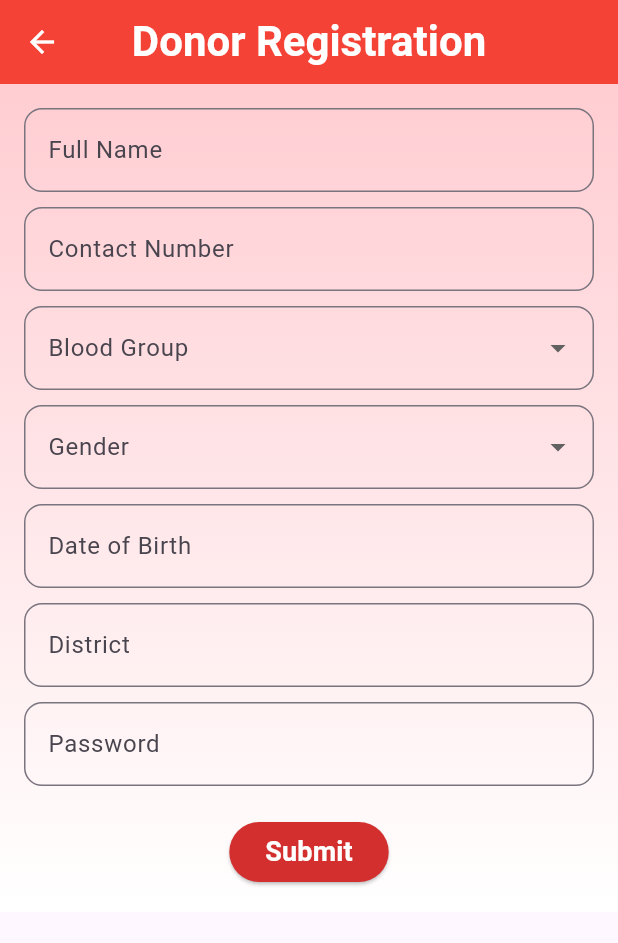
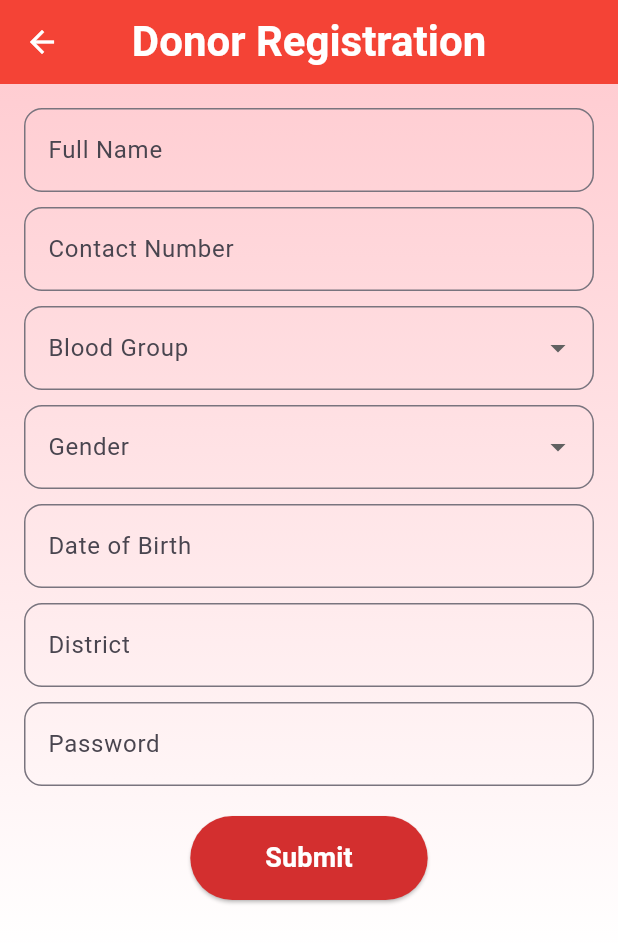
Before and after one commit to hmArobi/Blood-Donation-Management, a Flutter app: the SignUpScreen screen opened directly, on a phone screen of 412 x 824 dp. Shown: the top 943 px of the screen. Run offline on Flutter 3.47's test engine with Material 3 defaults, Android fonts, the phone set to English and light mode, and no system bars; our stand-ins replace cloud_firestore, firebase_auth, firebase_core; accounts and stored records are empty.

Commit message:
Error: Overlap on Reg Screen

```diff
--- a/lib/SignUpScreen.dart
+++ b/lib/SignUpScreen.dart
@@ -1,4 +1,4 @@
-import 'package:fb_3/BackgroundGradient.dart';
+import 'package:blood_bank/BackgroundGradient.dart';
 import 'package:flutter/material.dart';
 import 'package:firebase_auth/firebase_auth.dart';
 import 'package:cloud_firestore/cloud_firestore.dart';
@@ -82,14 +82,16 @@ class _SignUpScreenState extends State<SignUpScreen> {
         centerTitle: true,
       ),
       body: BackgroundGradient(
+        child: SafeArea(
+          child: SingleChildScrollView(
+            padding: EdgeInsets.only(bottom: MediaQuery.of(context).viewInsets.bottom + 20), // Add padding for keyboard
             child: Padding(
               padding: const EdgeInsets.all(16.0),
               child: Form(
                 key: _formKey,
-            child: SingleChildScrollView(
                 child: Column(
+                  crossAxisAlignment: CrossAxisAlignment.start,
                   children: [
-
                     // Name Field
                     TextFormField(
                       controller: nameController,
@@ -98,12 +100,12 @@ class _SignUpScreenState extends State<SignUpScreen> {
                           borderRadius: BorderRadius.circular(12),
                         ),
                       ),
+                      style: TextStyle(color: Colors.black),
                       validator: (value) => value!.isEmpty ? 'Enter your name' : null,
                     ),
                     SizedBox(height: 10),
 
-
-                  //Contact Number Field
+                    // Contact Number Field
                     TextFormField(
                       controller: contactController,
                       decoration: InputDecoration(labelText: 'Contact Number',
@@ -111,42 +113,48 @@ class _SignUpScreenState extends State<SignUpScreen> {
                           borderRadius: BorderRadius.circular(12),
                         ),
                       ),
+                      style: TextStyle(color: Colors.black),
                       validator: (value) => value!.isEmpty ? 'Enter your contact number' : null,
                     ),
                     SizedBox(height: 10),
 
-
-                  //Blood Group Dropdown
-                  DropdownButtonFormField<String>(
+                    // Blood Group Dropdown
+                    Container(
+                      child: DropdownButtonFormField<String>(
                         value: selectedBloodGroup,
                         decoration: InputDecoration(labelText: 'Blood Group',
                           border: OutlineInputBorder(
                             borderRadius: BorderRadius.circular(12),
                           ),
                         ),
+                        style: TextStyle(color: Colors.black),
+                        dropdownColor: Colors.white,
                         items: bloodGroups.map((group) => DropdownMenuItem(value: group, child: Text(group))).toList(),
                         onChanged: (value) => setState(() => selectedBloodGroup = value),
                         validator: (value) => value == null ? 'Select your blood group' : null,
                       ),
+                    ),
                     SizedBox(height: 10),
 
-
-                  //Gender Select
-                  DropdownButtonFormField<String>(
+                    // Gender Select
+                    Container(
+                      child: DropdownButtonFormField<String>(
                         value: selectedGender,
                         decoration: InputDecoration(labelText: 'Gender',
                           border: OutlineInputBorder(
                             borderRadius: BorderRadius.circular(12),
                           ),
                         ),
+                        style: TextStyle(color: Colors.black),
+                        dropdownColor: Colors.white,
                         items: genders.map((gender) => DropdownMenuItem(value: gender, child: Text(gender))).toList(),
                         onChanged: (value) => setState(() => selectedGender = value),
                         validator: (value) => value == null ? 'Select your gender' : null,
                       ),
+                    ),
                     SizedBox(height: 10),
 
-
-                  //Date of Birth Select
+                    // Date of Birth Select
                     TextFormField(
                       controller: dobController,
                       decoration: InputDecoration(labelText: 'Date of Birth',
@@ -154,6 +162,7 @@ class _SignUpScreenState extends State<SignUpScreen> {
                           borderRadius: BorderRadius.circular(12),
                         ),
                       ),
+                      style: TextStyle(color: Colors.black),
                       onTap: () async {
                         DateTime? pickedDate = await showDatePicker(
                           context: context,
@@ -169,8 +178,7 @@ class _SignUpScreenState extends State<SignUpScreen> {
                     ),
                     SizedBox(height: 10),
 
-
-                  //Area selection
+                    // Area selection
                     TextFormField(
                       controller: areaController,
                       decoration: InputDecoration(labelText: 'District',
@@ -178,12 +186,12 @@ class _SignUpScreenState extends State<SignUpScreen> {
                           borderRadius: BorderRadius.circular(12),
                         ),
                       ),
+                      style: TextStyle(color: Colors.black),
                       validator: (value) => value!.isEmpty ? 'Enter your district' : null,
                     ),
                     SizedBox(height: 10),
 
-
-                  //Password  Field
+                    // Password Field
                     TextFormField(
                       controller: passwordController,
                       decoration: InputDecoration(labelText: 'Password',
@@ -192,21 +200,24 @@ class _SignUpScreenState extends State<SignUpScreen> {
                         ),
                       ),
                       obscureText: true,
+                      style: TextStyle(color: Colors.black),
                       validator: (value) => value!.isEmpty ? 'Enter a password' : null,
                     ),
                     SizedBox(height: 20),
 
-
-                  //Button
-                  ElevatedButton(
+                    // Button
+                    Center(
+                      child: ElevatedButton(
                         onPressed: _registerDonor,
                         style: ElevatedButton.styleFrom(
                           backgroundColor: Colors.red[700],
+                          padding: EdgeInsets.symmetric(horizontal: 50, vertical: 15),
                         ),
                         child: Text("Submit",
                           style: TextStyle(fontWeight: FontWeight.bold,
                               color: Colors.white,
                               fontSize: 18),
+                        ),
                       ),
                     ),
                   ],
@@ -215,6 +226,7 @@ class _SignUpScreenState extends State<SignUpScreen> {
             ),
           ),
         ),
+      ),
     );
   }
 }
--- a/pubspec.yaml
+++ b/pubspec.yaml
@@ -1,4 +1,4 @@
-name: fb_3
+name: blood_bank
 description: "A new Flutter project."
 # The following line prevents the package from being accidentally published to
 # pub.dev using `flutter pub publish`. This is preferred for private packages.
```
Also changed, not shown: lib/DonorDashboard.dart (+11 -9 lines), lib/Donors List.dart (+13 -4 lines), lib/LoginScreen.dart (+5 -14 lines), lib/main.dart (+8 -2 lines), 1 other file. Lines whose indentation alone changed are shown as unchanged.
